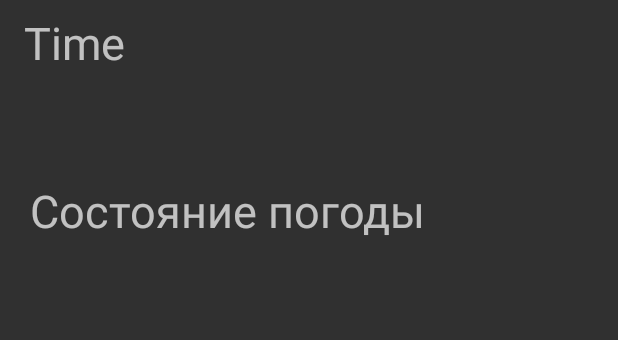
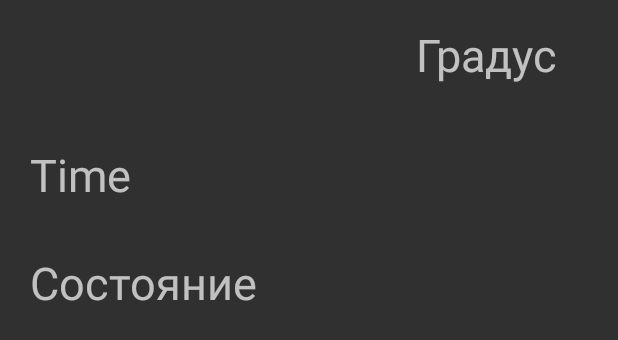
Before and after one commit to AndrKriv/Weather, an Android app: the layout item_forecast.xml on its own in the app's theme, with its tools: preview values and no code run, on a phone screen of 412 x 824 dp. Shown: the top 340 px of the screen. Run offline under Robolectric (Android 15) with nearby library versions, the phone set to English and light mode, and no system bars; network calls fail.

Commit message:
Погода на 5 дней
Сформирован второй фрагмент, выводящий список погоды на 5 следующих дней с интервалом в 3 часа

```diff
--- /dev/null
+++ b/app/src/main/java/com/example/weather/ui/forecast/ForecastInfo.kt
@@ -0,0 +1,3 @@
+package com.example.weather.ui.forecast
+
+data class ForecastInfo(var time:String, var description:String, var degrees:String){}
--- a/app/src/main/res/layout/item_forecast.xml
+++ b/app/src/main/res/layout/item_forecast.xml
@@ -1,40 +1,59 @@
 <?xml version="1.0" encoding="utf-8"?>
 <androidx.constraintlayout.widget.ConstraintLayout xmlns:android="http://schemas.android.com/apk/res/android"
     xmlns:app="http://schemas.android.com/apk/res-auto"
+    xmlns:tools="http://schemas.android.com/tools"
     android:layout_width="match_parent"
     android:layout_height="wrap_content">
 
     <ImageView
+        android:id="@+id/weather_img"
         android:layout_width="wrap_content"
         android:layout_height="wrap_content"
-        android:layout_marginEnd="64dp"
-        android:id="@+id/weather_img"
+        android:layout_marginStart="32dp"
         app:layout_constraintBottom_toBottomOf="parent"
-        app:layout_constraintEnd_toEndOf="parent"
+        app:layout_constraintStart_toStartOf="parent"
         app:layout_constraintTop_toTopOf="parent"
-        app:layout_constraintVertical_bias="0.559" />
+        app:layout_constraintVertical_bias="0.214" />
 
     <TextView
-        android:id="@+id/item_time"
-        android:layout_width="wrap_content"
-        android:layout_height="wrap_content"
+        android:id="@+id/time_tv"
+        android:layout_width="400dp"
+        android:layout_height="56dp"
+        android:layout_marginStart="16dp"
+        android:layout_marginTop="88dp"
         android:paddingHorizontal="16dp"
         android:paddingVertical="8dp"
         android:text="Time"
+        android:textSize="30sp"
+        app:layout_constraintEnd_toStartOf="@+id/degrees_tv"
+        app:layout_constraintHorizontal_bias="0.08"
+        app:layout_constraintStart_toStartOf="parent"
+        app:layout_constraintTop_toTopOf="parent" />
+
+    <TextView
+        android:id="@+id/description_tv"
+        android:layout_width="404dp"
+        android:layout_height="58dp"
+        android:layout_marginStart="4dp"
+        android:layout_marginTop="160dp"
+        android:paddingHorizontal="16dp"
+        android:paddingVertical="8dp"
+        android:text="Состояние"
         android:textSize="30sp"
         app:layout_constraintStart_toStartOf="parent"
         app:layout_constraintTop_toTopOf="parent" />
 
     <TextView
-        android:id="@+id/item_weath_sost"
-        android:layout_width="wrap_content"
-        android:layout_height="wrap_content"
-        android:layout_marginStart="4dp"
-        android:layout_marginTop="112dp"
+        android:id="@+id/degrees_tv"
+        android:layout_width="142dp"
+        android:layout_height="64dp"
+        android:layout_marginTop="8dp"
         android:paddingHorizontal="16dp"
         android:paddingVertical="8dp"
-        android:text="Состояние погоды"
+        android:text="Градус"
         android:textSize="30sp"
+        app:layout_constraintEnd_toEndOf="parent"
+        app:layout_constraintHorizontal_bias="0.969"
         app:layout_constraintStart_toStartOf="parent"
         app:layout_constraintTop_toTopOf="parent" />
 
```
Also changed, not shown: app/src/main/java/com/example/weather/ui/forecast/ForeCastAdapter.kt (+30 -11 lines), app/src/main/java/com/example/weather/ui/forecast/ForecastFragment.kt (+19 -5 lines), app/src/main/java/com/example/weather/ui/forecast/ForecastReader.kt (added, +36 -0 lines).
